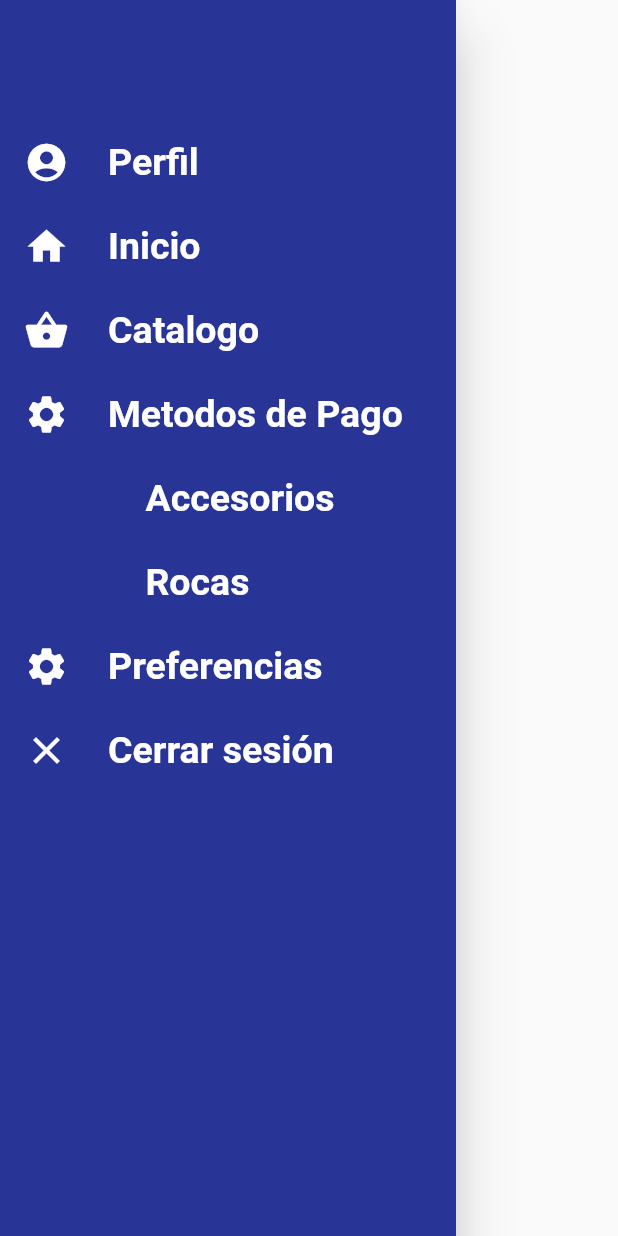
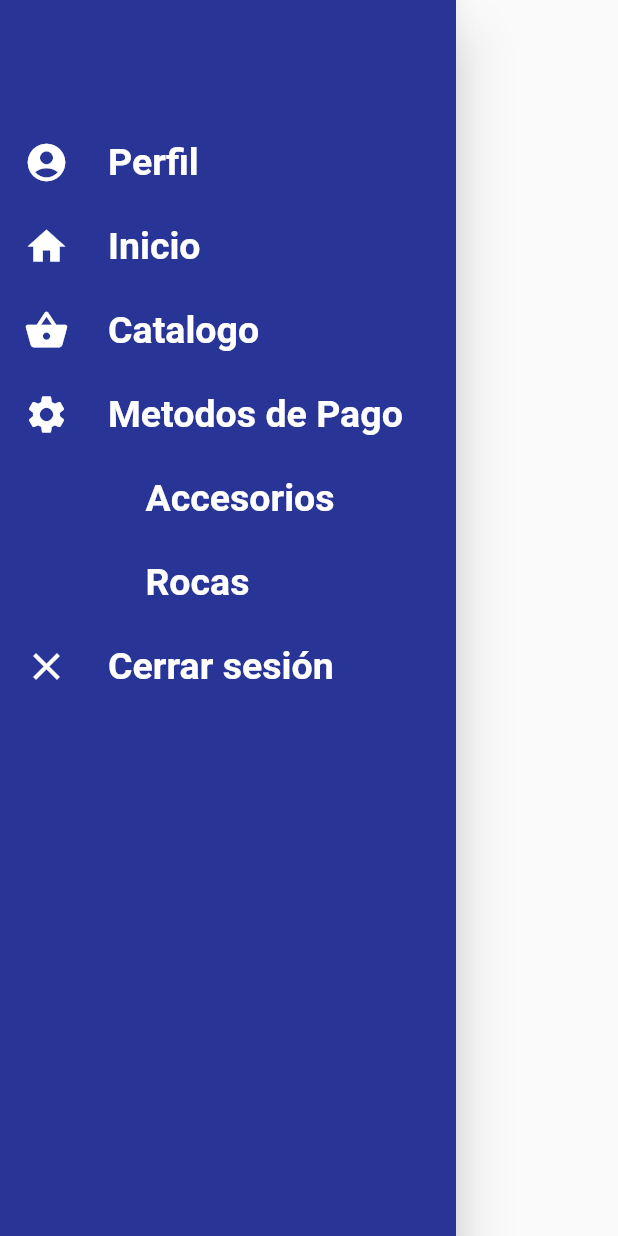
Before and after one commit to maggie97/masRoka-movil, a Flutter app: the Cajon widget shown alone on an empty page, opened directly, on a phone screen of 412 x 824 dp. Run offline on Flutter 3.47's test engine with Material 2 defaults, Android fonts, the phone set to English and light mode, and no system bars; network calls fail.

```diff
--- a/lib/Cajon.dart
+++ b/lib/Cajon.dart
@@ -95,15 +95,17 @@ class Cajon extends StatelessWidget {
             onTap: () {
             },
           ),
-          ListTile(
-            leading: Icon(Icons.settings,color: Colors.white,size: 30,),
-            title: Text('Preferencias',
-              style: style,
-              textAlign: TextAlign.left,),
-            onTap: () {
-
-            },
-          ),
+          // ListTile(
+          //   leading: Icon(Icons.settings,color: Colors.white,size: 30,),
+          //   title: Text('Metodos de Pago',
+          //     style: style,
+          //     textAlign: TextAlign.left,),
+          //   onTap: () {
+          //     Navigator.of(context).push(
+          //       MaterialPageRoute(builder: (context) => Metodos()),
+          //     );
+          //   },
+          // ),
 
           ListTile(
             leading: Icon(Icons.close,color: Colors.white,size: 30,),
--- a/lib/ConfirmaPago.dart
+++ b/lib/ConfirmaPago.dart
@@ -160,7 +160,6 @@ class _MyHomePageState extends State<MyHomePage> {
                                                   //MaterialPageRoute(builder: (context) => AgregaTarjeta()
                                                   //                                                )
                                                   Navigator.of(context).push(MaterialPageRoute(builder: (context) => AgregaTarjeta()));
-                                                  dropdownValue = '************0990';
                                                 }
                                               },
                                               items: <String>['************0990', '************2901', '************1120', 'Agregar ....']
@@ -215,4 +214,5 @@ class _MyHomePageState extends State<MyHomePage> {
       drawer: Cajon(),
     );
   }
+
 }
--- a/lib/main.dart
+++ b/lib/main.dart
@@ -115,9 +115,6 @@ class _MyHomePageState extends State<MyHomePage> {
               context,
               MaterialPageRoute(builder: (context) => Menu()),
             );
-
-            mensaje = "Congratulations! You're a f*cking hacker :v";
-            ink = Colors.green;
           } else {
             mensaje = "Login failed wrong user credentials";
             ink = Colors.red;
```
Also changed, not shown: 15 other files.
